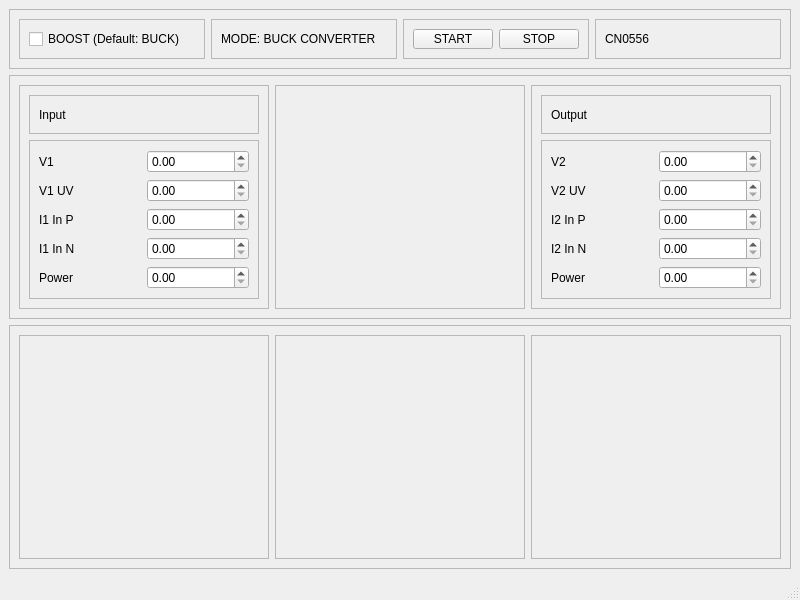
Qt form gui.ui (AndyOesmer/cn0556gui) before a commit.
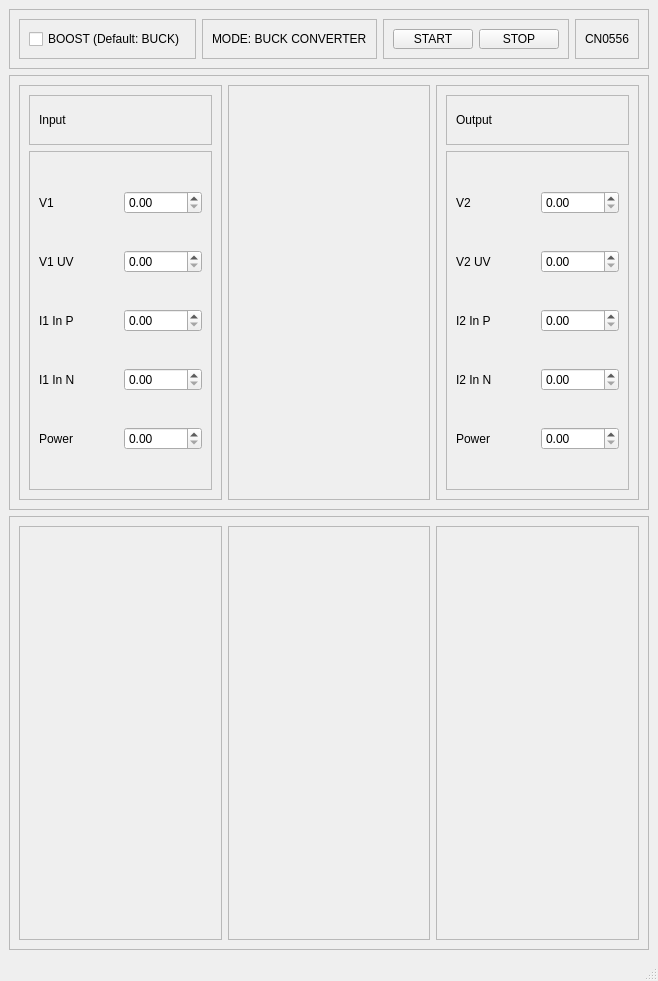
The same form after that commit.

Commit message: CN0556 GUI and sam file edits

Diff of the .ui file:
```diff
--- a/gui.ui
+++ b/gui.ui
@@ -6,8 +6,8 @@
    <rect>
     <x>0</x>
     <y>0</y>
-    <width>800</width>
-    <height>600</height>
+    <width>615</width>
+    <height>981</height>
    </rect>
   </property>
   <property name="windowTitle">
```
Left out of the diff: 2 changed lines with no effect on the pictures. The commit also changes 5 other files.
